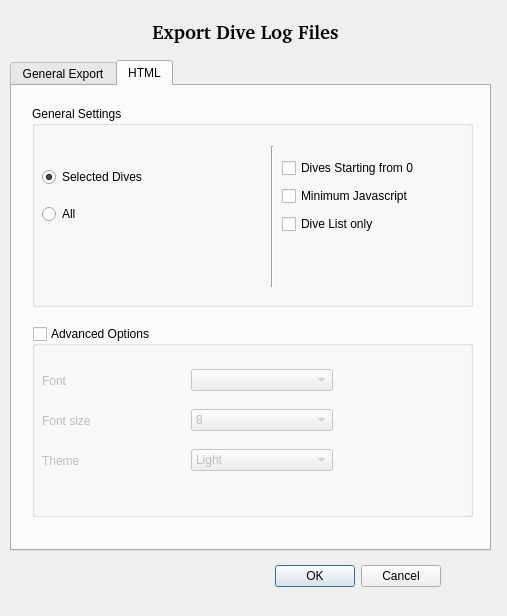
subsurface/subsurface, file qt-ui/divelogexportdialog.ui: the form before one commit.
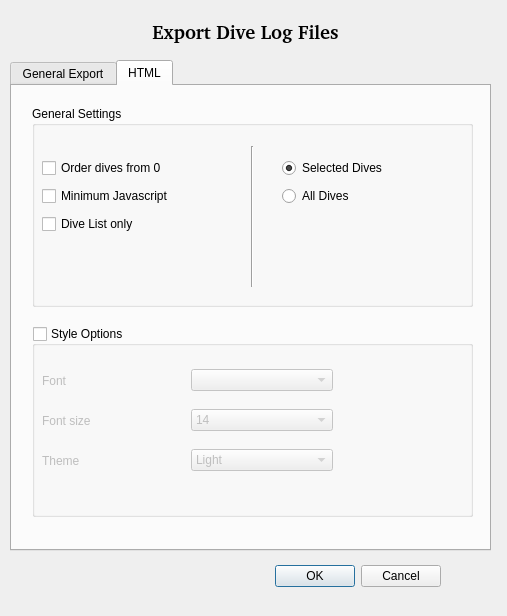
The form after the commit. The open tabs and pages were chosen to show the change.

Commit message:
Minor Fixes to the export dialog UI
- use heading "Style options" instead of advanced
- choice of selected dives is the same as other tabs
- changing the default font to 14

The edit to the form file:
```diff
--- a/qt-ui/divelogexportdialog.ui
+++ b/qt-ui/divelogexportdialog.ui
@@ -248,7 +248,7 @@
       </rect>
      </property>
      <property name="title">
-      <string>Advanced Options</string>
+      <string>Style Options</string>
      </property>
      <property name="checkable">
       <bool>true</bool>
@@ -297,6 +297,9 @@
        </item>
        <item>
         <widget class="QComboBox" name="fontSizeSelection">
+         <property name="currentIndex">
+          <number>3</number>
+         </property>
          <item>
           <property name="text">
            <string>8</string>
@@ -385,7 +388,7 @@
      <widget class="Line" name="line_2">
       <property name="geometry">
        <rect>
-        <x>230</x>
+        <x>210</x>
         <y>40</y>
         <width>20</width>
         <height>141</height>
@@ -395,57 +398,10 @@
        <enum>Qt::Vertical</enum>
       </property>
      </widget>
-     <widget class="QWidget" name="layoutWidget4">
-      <property name="geometry">
-       <rect>
-        <x>10</x>
-        <y>50</y>
-        <width>201</width>
-        <height>80</height>
-       </rect>
-      </property>
-      <layout class="QVBoxLayout" name="exportOptions">
-       <item>
-        <widget class="QRadioButton" name="exportSelectedDives">
-         <property name="minimumSize">
-          <size>
-           <width>117</width>
-           <height>0</height>
-          </size>
-         </property>
-         <property name="text">
-          <string>Selected Dives</string>
-         </property>
-         <property name="checked">
-          <bool>true</bool>
-         </property>
-         <attribute name="buttonGroup">
-          <string notr="true">buttonGroup</string>
-         </attribute>
-        </widget>
-       </item>
-       <item>
-        <widget class="QRadioButton" name="exportAllDives">
-         <property name="minimumSize">
-          <size>
-           <width>117</width>
-           <height>0</height>
-          </size>
-         </property>
-         <property name="text">
-          <string>All</string>
-         </property>
-         <attribute name="buttonGroup">
-          <string notr="true">buttonGroup</string>
-         </attribute>
-        </widget>
-       </item>
-      </layout>
-     </widget>
      <widget class="QWidget" name="layoutWidget5">
       <property name="geometry">
        <rect>
-        <x>250</x>
+        <x>10</x>
         <y>50</y>
         <width>191</width>
         <height>80</height>
@@ -455,7 +411,7 @@
        <item>
         <widget class="QCheckBox" name="checkBox">
          <property name="text">
-          <string>Dives Starting from 0</string>
+          <string>Order dives from 0</string>
          </property>
         </widget>
        </item>
@@ -475,6 +431,53 @@
        </item>
       </layout>
      </widget>
+     <widget class="QWidget" name="">
+      <property name="geometry">
+       <rect>
+        <x>250</x>
+        <y>50</y>
+        <width>132</width>
+        <height>52</height>
+       </rect>
+      </property>
+      <layout class="QVBoxLayout" name="verticalLayout">
+       <item>
+        <widget class="QRadioButton" name="exportSelectedDives">
+         <property name="minimumSize">
+          <size>
+           <width>117</width>
+           <height>0</height>
+          </size>
+         </property>
+         <property name="text">
+          <string>Selected Dives</string>
+         </property>
+         <property name="checked">
+          <bool>true</bool>
+         </property>
+         <attribute name="buttonGroup">
+          <string notr="true">buttonGroup</string>
+         </attribute>
+        </widget>
+       </item>
+       <item>
+        <widget class="QRadioButton" name="exportAllDives">
+         <property name="minimumSize">
+          <size>
+           <width>117</width>
+           <height>0</height>
+          </size>
+         </property>
+         <property name="text">
+          <string>All Dives</string>
+         </property>
+         <attribute name="buttonGroup">
+          <string notr="true">buttonGroup</string>
+         </attribute>
+        </widget>
+       </item>
+      </layout>
+     </widget>
     </widget>
    </widget>
   </widget>
```
Left out of the diff: 22 changed lines with no effect on the pictures.
